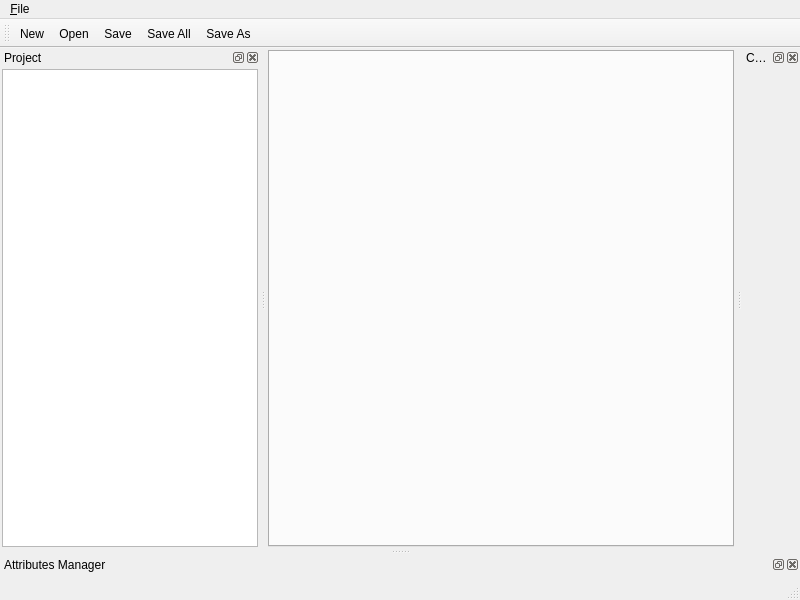
Old version of the form CDTStudio/mainwindow.ui in the repository chenguanzhou/CDTStudio.
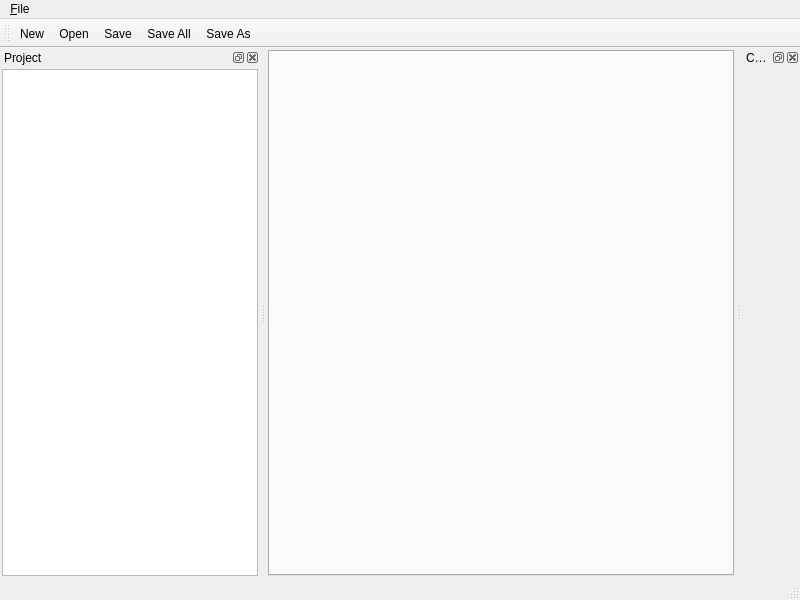
New version of the form. Icons and pictures are not drawn. Custom widgets are drawn as their Qt base class.

Patch:
```diff
--- a/CDTStudio/mainwindow.ui
+++ b/CDTStudio/mainwindow.ui
@@ -133,36 +133,6 @@
     </layout>
    </widget>
   </widget>
-  <widget class="QDockWidget" name="dockWidgetAttributes">
-   <property name="allowedAreas">
-    <set>Qt::BottomDockWidgetArea|Qt::TopDockWidgetArea</set>
-   </property>
-   <property name="windowTitle">
-    <string>Attributes Manager</string>
-   </property>
-   <attribute name="dockWidgetArea">
-    <number>8</number>
-   </attribute>
-   <widget class="QWidget" name="dockWidgetContents_2">
-    <layout class="QHBoxLayout" name="horizontalLayoutAttributes">
-     <property name="leftMargin">
-      <number>2</number>
-     </property>
-     <property name="topMargin">
-      <number>2</number>
-     </property>
-     <property name="rightMargin">
-      <number>2</number>
-     </property>
-     <property name="bottomMargin">
-      <number>2</number>
-     </property>
-     <item>
-      <widget class="CDTAttributesWidget" name="widgetAttributes" native="true"/>
-     </item>
-    </layout>
-   </widget>
-  </widget>
   <widget class="QDockWidget" name="dockWidgetTrainingSample">
    <property name="windowTitle">
     <string>Category Manager</string>
@@ -258,12 +228,6 @@
    <header>cdtprojecttabwidget.h</header>
    <container>1</container>
   </customwidget>
-  <customwidget>
-   <class>CDTAttributesWidget</class>
-   <extends>QWidget</extends>
-   <header>cdtattributeswidget.h</header>
-   <container>1</container>
-  </customwidget>
   <customwidget>
    <class>CDTTrainingSamplesForm</class>
    <extends>QWidget</extends>
```
